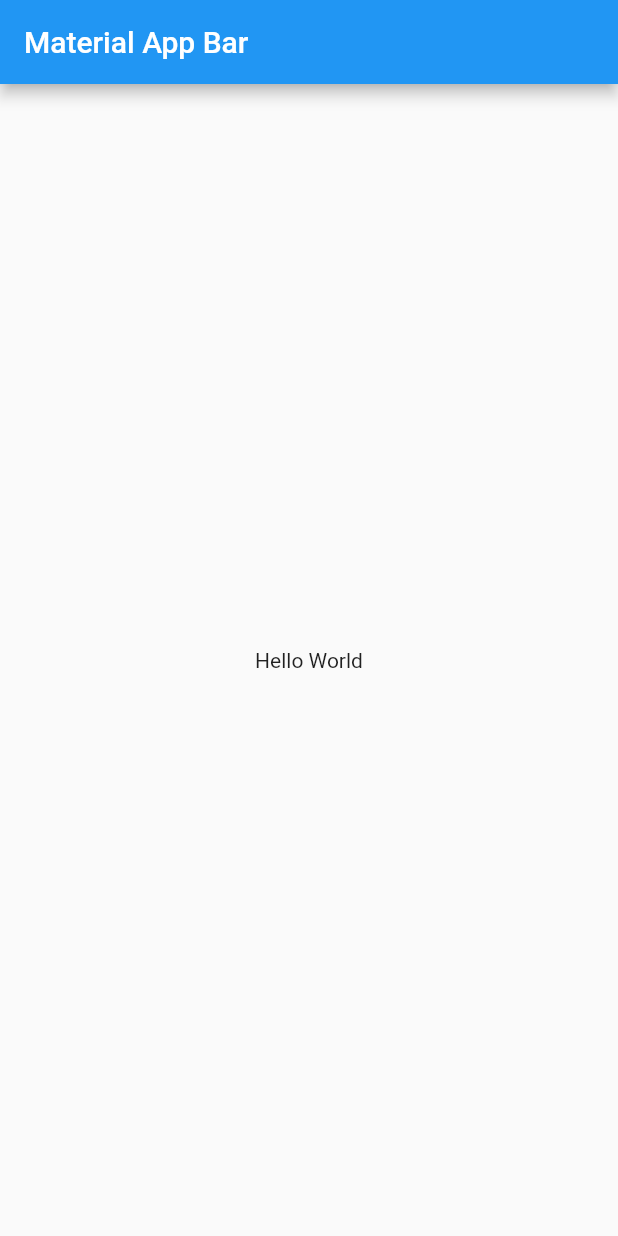
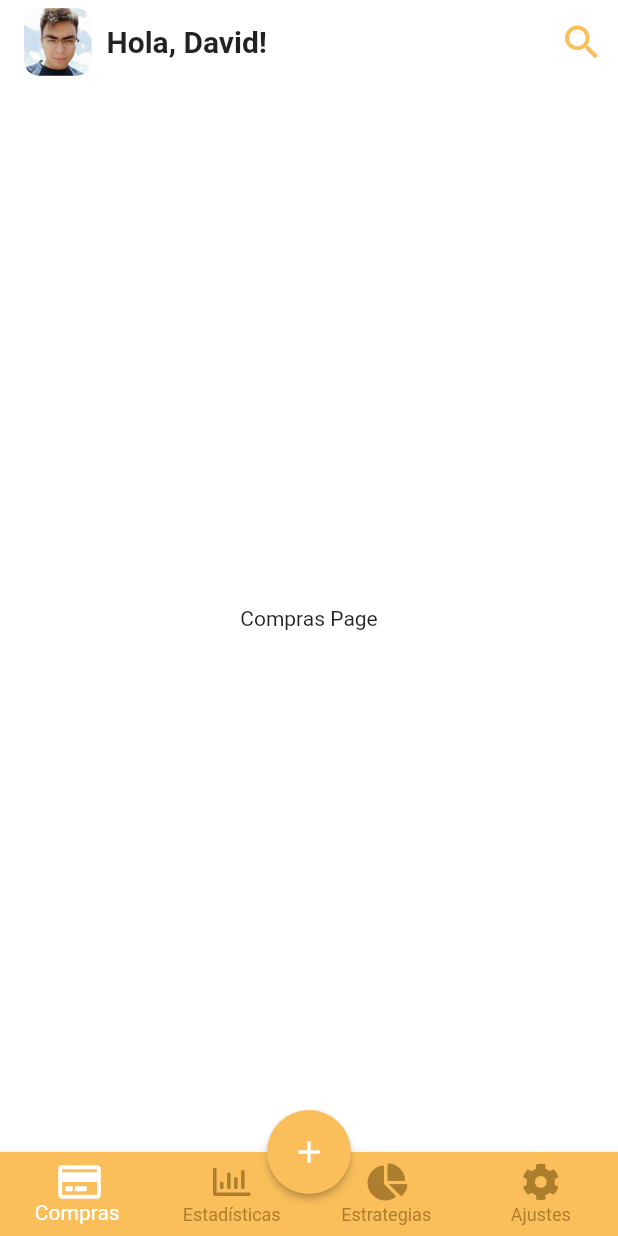
Before and after one commit to Daorcu/controlGastos, a Flutter app: the screen it shows after launch, on a phone screen of 412 x 824 dp. Run offline on Flutter 3.47's test engine with Material 2 defaults, Android fonts, the phone set to English and light mode, and no system bars; our stand-ins replace font_awesome_flutter.

Commit message:
Diseño de apartado Estrategias

```diff
--- a/lib/main.dart
+++ b/lib/main.dart
@@ -1,22 +1,33 @@
+import 'package:control_gastos/routes/routes.dart';
+import 'package:control_gastos/utils/colors.dart';
 import 'package:flutter/material.dart';
+import 'package:flutter/services.dart';
 
-void main() => runApp(MyApp());
+void main() {
+  SystemChrome.setSystemUIOverlayStyle(SystemUiOverlayStyle(
+    // Color de área de notificaciones
+    statusBarColor: Colors.transparent,
+    // Color de barra
+    systemNavigationBarColor: AppColors.primario,
+    // Color de divisor
+    systemNavigationBarDividerColor: Colors.transparent,
+    // Color de iconos
+    systemNavigationBarIconBrightness: Brightness.light,
+  ));
+
+  runApp(MyApp());
+}
 
 class MyApp extends StatelessWidget {
   @override
   Widget build(BuildContext context) {
     return MaterialApp(
-      title: 'Material App',
-      home: Scaffold(
-        appBar: AppBar(
-          title: Text('Material App Bar'),
-        ),
-        body: Center(
-          child: Container(
-            child: Text('Hello World'),
-          ),
-        ),
-      ),
+      debugShowCheckedModeBanner: false,
+      title: 'Control de Gastos',
+      initialRoute: '/',
+      routes: appRoutes,
+      theme: ThemeData.light()
+          .copyWith(appBarTheme: AppBarTheme(color: AppColors.primario)),
     );
   }
 }
--- /dev/null
+++ b/lib/pages/compras_page.dart
@@ -0,0 +1,14 @@
+import 'package:control_gastos/utils/colors.dart';
+import 'package:flutter/material.dart';
+
+class ComprasPage extends StatelessWidget {
+  @override
+  Widget build(BuildContext context) {
+    return Scaffold(
+      backgroundColor: AppColors.blanco,
+      body: Center(
+        child: Text('Compras Page'),
+      ),
+    );
+  }
+}
--- /dev/null
+++ b/lib/pages/home_page.dart
@@ -0,0 +1,104 @@
+import 'dart:ui';
+import 'package:flutter/material.dart';
+
+import 'package:control_gastos/pages/ajustes_page.dart';
+import 'package:control_gastos/pages/compras_page.dart';
+import 'package:control_gastos/pages/estadisticas_page.dart';
+import 'package:control_gastos/pages/estrategias_page.dart';
+import 'package:control_gastos/utils/colors.dart';
+import 'package:font_awesome_flutter/font_awesome_flutter.dart';
+
+class HomePage extends StatefulWidget {
+  @override
+  _HomePageState createState() => _HomePageState();
+}
+
+class _HomePageState extends State<HomePage> {
+  int currentIndex = 0;
+  final pages = [
+    ComprasPage(),
+    EstadisticasPage(),
+    EstrategiasPage(),
+    AjustesPage(),
+  ];
+  @override
+  Widget build(BuildContext context) {
+    return Scaffold(
+      appBar: buildAppBar(),
+      floatingActionButton: FloatingActionButton(
+        elevation: 2,
+        backgroundColor: AppColors.primario,
+        heroTag: 'add',
+        child: Icon(Icons.add, color: AppColors.blanco),
+        onPressed: () {
+          Navigator.pushNamed(context, 'nuevaCo');
+        },
+      ),
+      floatingActionButtonLocation: FloatingActionButtonLocation.centerDocked,
+      bottomNavigationBar: BottomNavigationBar(
+        iconSize: 25,
+        selectedItemColor: AppColors.blanco,
+        unselectedItemColor: AppColors.cafe,
+        type: BottomNavigationBarType.fixed,
+        currentIndex: currentIndex,
+        onTap: (index) => setState(() => currentIndex = index),
+        backgroundColor: AppColors.primario,
+        items: [
+          BottomNavigationBarItem(
+            icon: Icon(FontAwesomeIcons.creditCard),
+            label: 'Compras',
+          ),
+          BottomNavigationBarItem(
+            icon: Icon(FontAwesomeIcons.chartBar),
+            label: 'Estadísticas',
+          ),
+          BottomNavigationBarItem(
+            icon: Icon(FontAwesomeIcons.chartPie),
+            label: 'Estrategias',
+          ),
+          BottomNavigationBarItem(
+            icon: Icon(FontAwesomeIcons.cog),
+            label: 'Ajustes',
+          ),
+        ],
+      ),
+      body: pages[currentIndex],
+    );
+  }
+
+  AppBar buildAppBar() {
+    return AppBar(
+      backgroundColor: AppColors.blanco,
+      elevation: 0,
+      title: Container(
+        // margin: EdgeInsets.all(20),
+        child: Row(
+          children: [
+            Container(
+                height: 45,
+                width: 45,
+                // margin: EdgeInsets.only(left: 20),
+                child: ClipRRect(
+                    borderRadius: BorderRadius.circular(10),
+                    child: Image.asset('assets/avatar.jpeg'))),
+            SizedBox(width: 10),
+            Text('Hola, David!',
+                style: TextStyle(
+                  color: AppColors.texto,
+                  fontSize: 20,
+                  fontWeight: FontWeight.bold,
+                )),
+          ],
+        ),
+      ),
+      actions: [
+        IconButton(
+          color: AppColors.primario,
+          icon: Icon(Icons.search),
+          iconSize: 30,
+          onPressed: () {},
+        )
+      ],
+    );
+  }
+}
--- /dev/null
+++ b/lib/routes/routes.dart
@@ -0,0 +1,17 @@
+import 'package:flutter/material.dart';
+
+import 'package:control_gastos/pages/home_page.dart';
+import 'package:control_gastos/pages/ajustes_page.dart';
+import 'package:control_gastos/pages/compras_page.dart';
+import 'package:control_gastos/pages/estadisticas_page.dart';
+import 'package:control_gastos/pages/estrategias_page.dart';
+import 'package:control_gastos/pages/nuevaCompra_page.dart';
+
+final Map<String, Widget Function(BuildContext)> appRoutes = {
+  '/': (_) => HomePage(),
+  'compras': (_) => ComprasPage(),
+  'estadis': (_) => EstadisticasPage(),
+  'nuevaCo': (_) => NuevaCompraPage(),
+  'estrate': (_) => EstrategiasPage(),
+  'ajustes': (_) => AjustesPage(),
+};
--- /dev/null
+++ b/lib/utils/colors.dart
@@ -0,0 +1,12 @@
+import 'package:flutter/material.dart';
+
+class AppColors {
+  static final cafe = Color(0xffAD7E2D);
+  static final verde = Color(0xff73FAAB);
+  static final primario = Color(0xffFABF5A);
+  static final secundario = Color(0xffB048FA);
+  static final neutro = Color(0xffA18DB0);
+  static final blanco = Colors.white;
+  static final texto = Colors.black87;
+  static final textoTenue = Colors.black87.withOpacity(0.5);
+}
```
Also changed, not shown: lib/models/estrategia.dart (added, +104 -0 lines), lib/pages/ajustes_page.dart (added, +12 -0 lines), lib/pages/estadisticas_page.dart (added, +12 -0 lines), lib/pages/estrategias_page.dart (added, +26 -0 lines), lib/pages/nuevaCompra_page.dart (added, +22 -0 lines), lib/widgets/estrategias.dart (added, +59 -0 lines), pubspec.yaml (+4 -11 lines), assets/avatar.jpeg (added), pubspec.lock.
